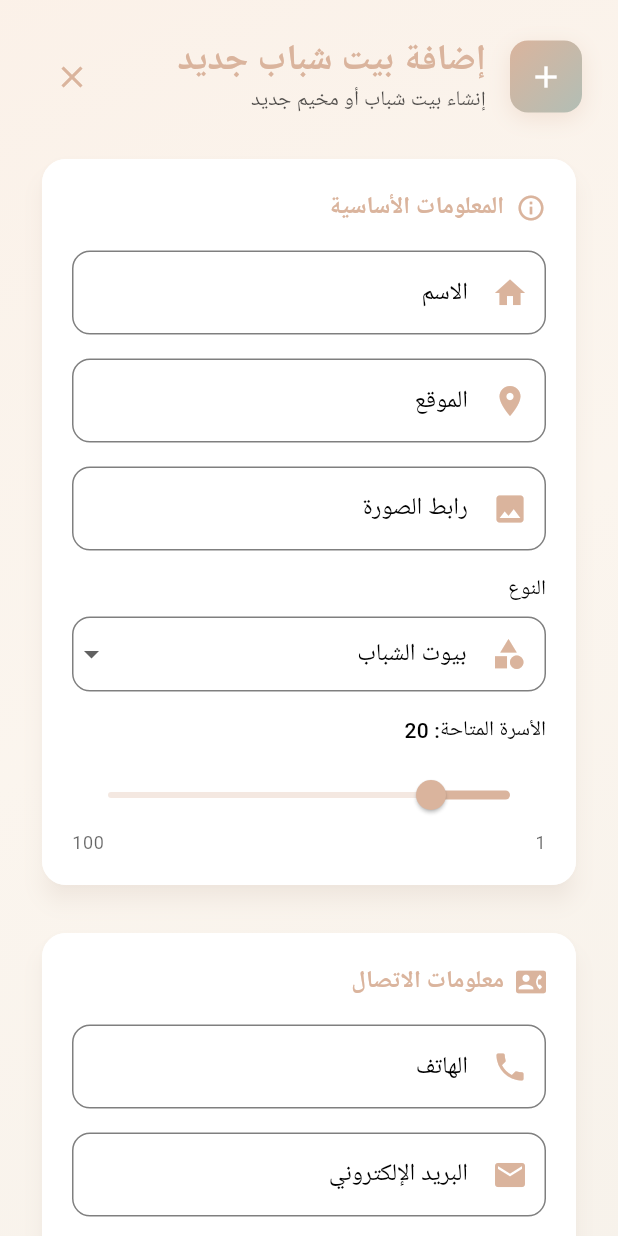
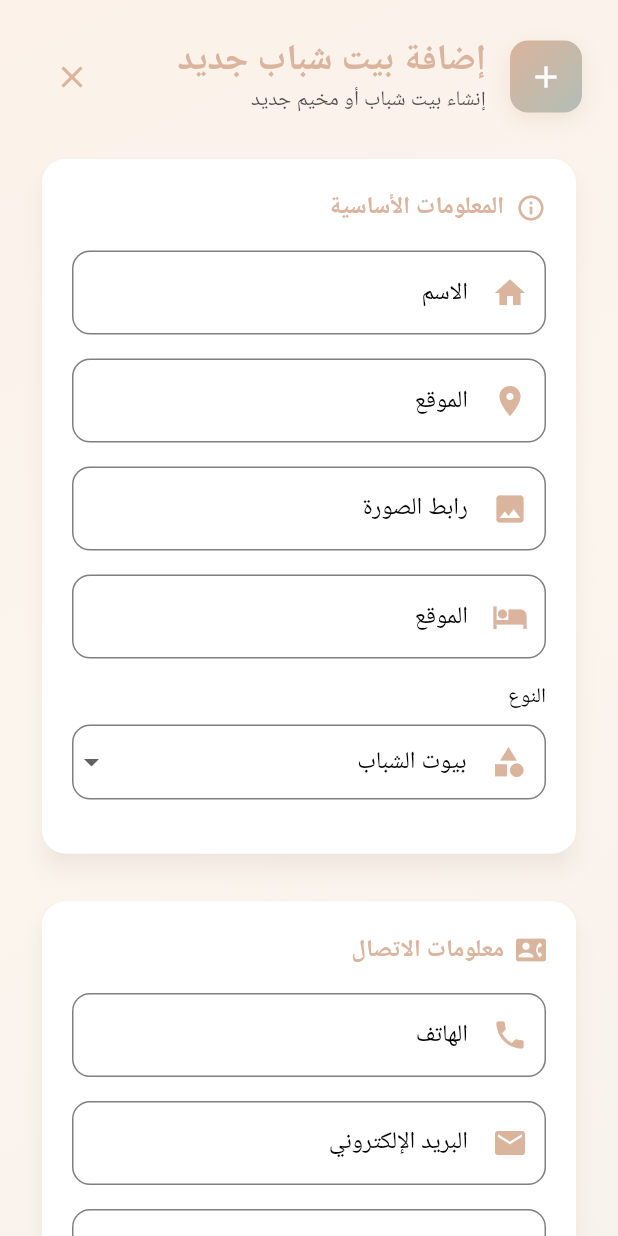
Before and after one commit to zaki-mj/Baity, a Flutter app: the AddEditYouthHousePage screen opened directly, on a phone screen of 412 x 824 dp. Run offline on Flutter 3.47's test engine with Material 3 defaults, Android fonts, the phone set to English and light mode, and no system bars; our stand-ins replace cloud_firestore, firebase_auth, firebase_core; missing offline and left inert: dart:ffi; accounts and stored records are empty; generated files the repository leaves out were written again.

Commit message:
reading data

```diff
--- a/lib/pages/AddEditYouthHousePage.dart
+++ b/lib/pages/AddEditYouthHousePage.dart
@@ -1,3 +1,5 @@
+import 'dart:ffi';
+
 import 'package:flutter/material.dart';
 import 'package:flutter_gen/gen_l10n/app_localizations.dart';
 import 'package:baity/services/StoreServices.dart';
@@ -23,6 +25,7 @@ class _AddEditYouthHousePageState extends State<AddEditYouthHousePage> {
   final _nameController = TextEditingController();
   final _locationController = TextEditingController();
   final _imageUrlController = TextEditingController();
+  final _NumberOfSpotsController = TextEditingController();
   final _phoneController = TextEditingController();
   final _emailController = TextEditingController();
   final _addressController = TextEditingController();
@@ -238,9 +241,21 @@ class _AddEditYouthHousePageState extends State<AddEditYouthHousePage> {
                               },
                             ),
                             const SizedBox(height: 16),
+                            _buildTextField(
+                              keyboardType: TextInputType.number,
+                              controller: _NumberOfSpotsController,
+                              label: loc.location,
+                              icon: Icons.hotel,
+                              validator: (value) {
+                                if (value == null || value.isEmpty) {
+                                  return loc.pleaseEnterLocation;
+                                }
+                                return null;
+                              },
+                            ),
+                            const SizedBox(height: 16),
                             _buildTypeSelector(theme, loc),
                             const SizedBox(height: 16),
-                            _buildSpotsSelector(theme, loc),
                           ],
                         ),
 
@@ -357,6 +372,7 @@ class _AddEditYouthHousePageState extends State<AddEditYouthHousePage> {
                                 phone: _phoneController.text,
                                 twitter: _twitterUrlController.text,
                                 description: _descriptionController.text,
+                                numberOfSpots: _NumberOfSpotsController.text,
                               );
                             },
                             style: ElevatedButton.styleFrom(
@@ -545,49 +561,4 @@ class _AddEditYouthHousePageState extends State<AddEditYouthHousePage> {
       ],
     );
   }
-
-  Widget _buildSpotsSelector(ThemeData theme, AppLocalizations loc) {
-    return Column(
-      crossAxisAlignment: CrossAxisAlignment.start,
-      children: [
-        Text(
-          '${loc.availableSpots}: $_availableSpots',
-          style: theme.textTheme.bodyMedium?.copyWith(
-            fontWeight: FontWeight.w500,
-          ),
-        ),
-        const SizedBox(height: 8),
-        Slider(
-          value: _availableSpots.toDouble(),
-          min: 1,
-          max: 100,
-          divisions: 99,
-          activeColor: theme.colorScheme.primary,
-          inactiveColor: theme.colorScheme.primary.withOpacity(0.3),
-          onChanged: (value) {
-            setState(() {
-              _availableSpots = value.round();
-            });
-          },
-        ),
-        Row(
-          mainAxisAlignment: MainAxisAlignment.spaceBetween,
-          children: [
-            Text(
-              '1',
-              style: theme.textTheme.bodySmall?.copyWith(
-                color: theme.colorScheme.onSurface.withOpacity(0.6),
-              ),
-            ),
-            Text(
-              '100',
-              style: theme.textTheme.bodySmall?.copyWith(
-                color: theme.colorScheme.onSurface.withOpacity(0.6),
-              ),
-            ),
-          ],
-        ),
-      ],
-    );
-  }
 }
```
Also changed, not shown: lib/pages/DiscoveryPage.dart (+64 -74 lines), lib/pages/HouseDetailsPage.dart (+11 -8 lines), lib/services/StoreServices.dart (+10 -3 lines), lib/widgets/YouthHouseCard.dart (+9 -1 lines).
